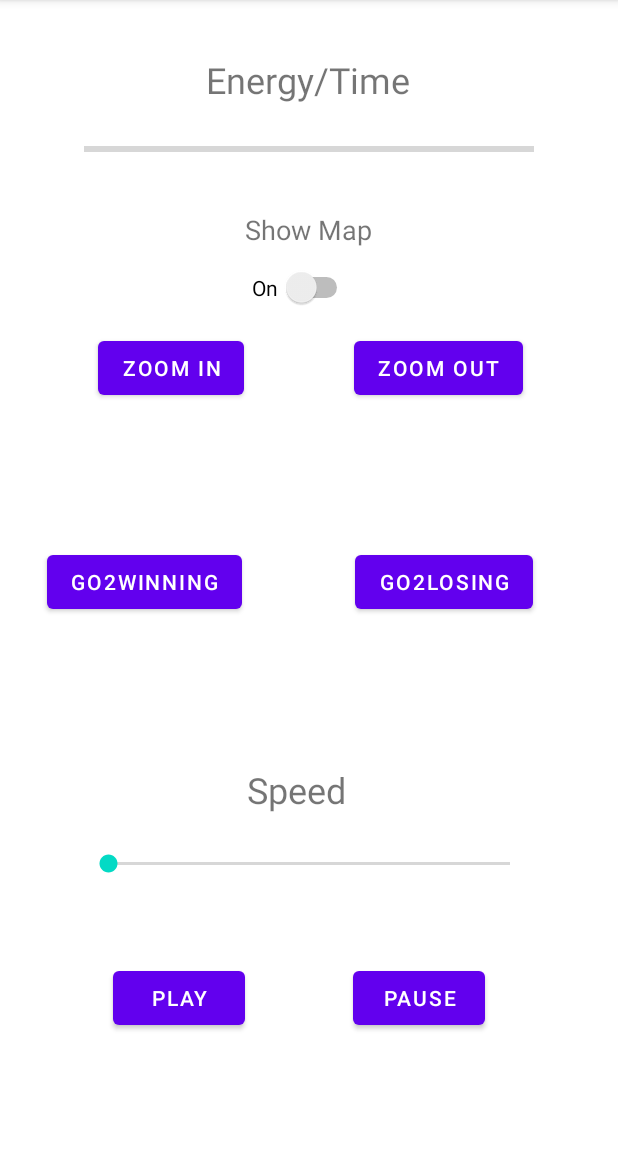
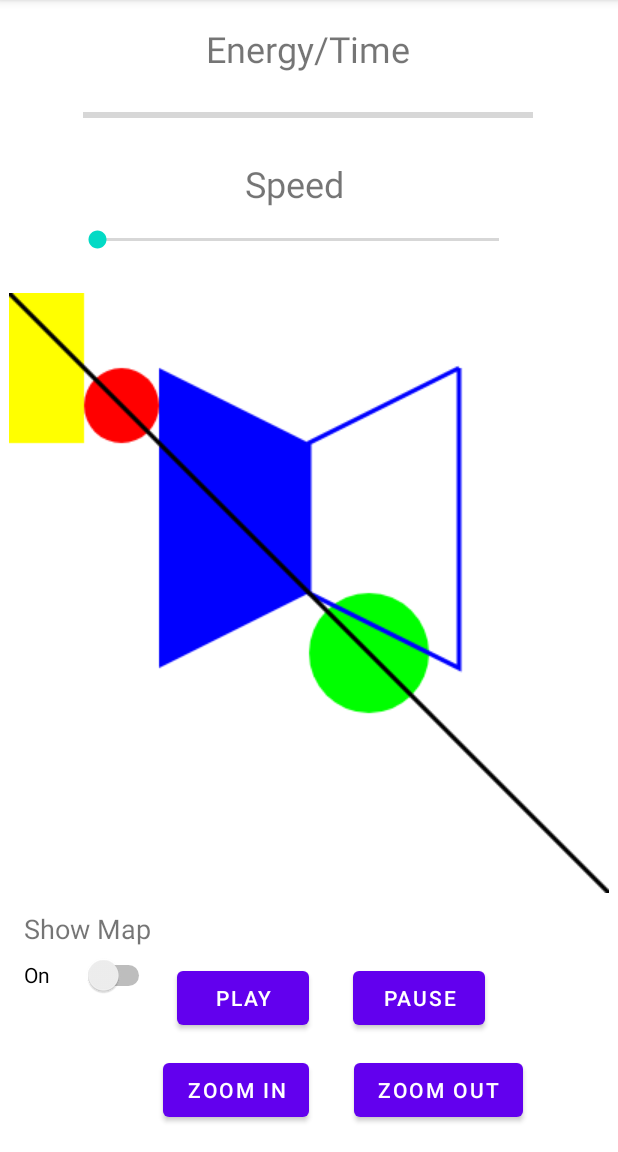
Before and after one commit to jmpark2001/AMazeByJustinPark, an Android app: the PlayAnimationActivity screen opened directly, with no data from a screen before it, on a phone screen of 412 x 824 dp, the part 84-1236 px from its top. Run offline under Robolectric (Android 15) with nearby library versions, the phone set to English and light mode, and no system bars.

Commit message:
Use custom view for PlayAnimation

```diff
--- a/app/src/main/java/edu/wm/cs/cs301/JustinPark/gui/PlayAnimationActivity.java
+++ b/app/src/main/java/edu/wm/cs/cs301/JustinPark/gui/PlayAnimationActivity.java
@@ -42,23 +42,6 @@ public class PlayAnimationActivity extends AppCompatActivity {
                 }
             }
         });
-
-        win = (Button) findViewById(R.id.button);
-        win.setOnClickListener(new View.OnClickListener() {
-            @Override
-            public void onClick(View v) {
-                Log.v(TAG, "Go to win");
-                openWinningActivity();
-            }
-        });
-        lose = (Button) findViewById(R.id.button4);
-        lose.setOnClickListener(new View.OnClickListener() {
-            @Override
-            public void onClick(View v) {
-                Log.v(TAG, "Go to win");
-                openLosingActivity();
-            }
-        });
     }
 
     public void openWinningActivity() {
--- a/app/src/main/res/layout/activity_play_animation.xml
+++ b/app/src/main/res/layout/activity_play_animation.xml
@@ -14,10 +14,10 @@
         android:max="5"
         app:layout_constraintBottom_toBottomOf="parent"
         app:layout_constraintEnd_toEndOf="parent"
-        app:layout_constraintHorizontal_bias="0.498"
+        app:layout_constraintHorizontal_bias="0.495"
         app:layout_constraintStart_toStartOf="parent"
         app:layout_constraintTop_toTopOf="parent"
-        app:layout_constraintVertical_bias="0.109" />
+        app:layout_constraintVertical_bias="0.078" />
 
     <TextView
         android:id="@+id/energyTime"
@@ -30,43 +30,19 @@
         app:layout_constraintHorizontal_bias="0.498"
         app:layout_constraintStart_toStartOf="parent"
         app:layout_constraintTop_toTopOf="parent"
-        app:layout_constraintVertical_bias="0.05" />
-
-    <Button
-        android:id="@+id/button"
-        android:layout_width="wrap_content"
-        android:layout_height="wrap_content"
-        android:text="@string/go2winning"
-        app:layout_constraintBottom_toBottomOf="parent"
-        app:layout_constraintEnd_toEndOf="parent"
-        app:layout_constraintHorizontal_bias="0.111"
-        app:layout_constraintStart_toStartOf="parent"
-        app:layout_constraintTop_toTopOf="parent"
-        app:layout_constraintVertical_bias="0.506" />
-
-    <Button
-        android:id="@+id/button4"
-        android:layout_width="wrap_content"
-        android:layout_height="wrap_content"
-        android:text="@string/go2losing"
-        app:layout_constraintBottom_toBottomOf="parent"
-        app:layout_constraintEnd_toEndOf="parent"
-        app:layout_constraintHorizontal_bias="0.807"
-        app:layout_constraintStart_toStartOf="parent"
-        app:layout_constraintTop_toTopOf="parent"
-        app:layout_constraintVertical_bias="0.506" />
+        app:layout_constraintVertical_bias="0.022" />
 
     <Switch
         android:id="@+id/switch2"
-        android:layout_width="67dp"
-        android:layout_height="20dp"
+        android:layout_width="87dp"
+        android:layout_height="48dp"
         android:text="@string/on"
         app:layout_constraintBottom_toBottomOf="parent"
         app:layout_constraintEnd_toEndOf="parent"
-        app:layout_constraintHorizontal_bias="0.488"
+        app:layout_constraintHorizontal_bias="0.049"
         app:layout_constraintStart_toStartOf="parent"
         app:layout_constraintTop_toTopOf="parent"
-        app:layout_constraintVertical_bias="0.24"
+        app:layout_constraintVertical_bias="0.869"
         tools:ignore="UseSwitchCompatOrMaterialXml" />
 
     <TextView
@@ -77,10 +53,10 @@
         android:textSize="18sp"
         app:layout_constraintBottom_toBottomOf="parent"
         app:layout_constraintEnd_toEndOf="parent"
-        app:layout_constraintHorizontal_bias="0.498"
+        app:layout_constraintHorizontal_bias="0.048"
         app:layout_constraintStart_toStartOf="parent"
         app:layout_constraintTop_toTopOf="parent"
-        app:layout_constraintVertical_bias="0.189" />
+        app:layout_constraintVertical_bias="0.816" />
 
     <Button
         android:id="@+id/button5"
@@ -89,10 +65,10 @@
         android:text="@string/zoomIn"
         app:layout_constraintBottom_toBottomOf="parent"
         app:layout_constraintEnd_toEndOf="parent"
-        app:layout_constraintHorizontal_bias="0.207"
+        app:layout_constraintHorizontal_bias="0.345"
         app:layout_constraintStart_toStartOf="parent"
         app:layout_constraintTop_toTopOf="parent"
-        app:layout_constraintVertical_bias="0.307" />
+        app:layout_constraintVertical_bias="0.976" />
 
     <Button
         android:id="@+id/button6"
@@ -104,7 +80,7 @@
         app:layout_constraintHorizontal_bias="0.788"
         app:layout_constraintStart_toStartOf="parent"
         app:layout_constraintTop_toTopOf="parent"
-        app:layout_constraintVertical_bias="0.307" />
+        app:layout_constraintVertical_bias="0.976" />
 
     <SeekBar
         android:id="@+id/seekBar"
@@ -112,9 +88,10 @@
         android:layout_height="30dp"
         app:layout_constraintBottom_toBottomOf="parent"
         app:layout_constraintEnd_toEndOf="parent"
+        app:layout_constraintHorizontal_bias="0.432"
         app:layout_constraintStart_toStartOf="parent"
         app:layout_constraintTop_toTopOf="parent"
-        app:layout_constraintVertical_bias="0.76" />
+        app:layout_constraintVertical_bias="0.196" />
 
     <TextView
         android:id="@+id/textView6"
@@ -124,10 +101,10 @@
         android:textSize="24sp"
         app:layout_constraintBottom_toBottomOf="parent"
         app:layout_constraintEnd_toEndOf="parent"
-        app:layout_constraintHorizontal_bias="0.498"
+        app:layout_constraintHorizontal_bias="0.495"
         app:layout_constraintStart_toStartOf="parent"
         app:layout_constraintTop_toTopOf="parent"
-        app:layout_constraintVertical_bias="0.698" />
+        app:layout_constraintVertical_bias="0.145" />
 
     <Button
         android:id="@+id/button7"
@@ -136,7 +113,7 @@
         android:text="@string/play"
         app:layout_constraintBottom_toBottomOf="parent"
         app:layout_constraintEnd_toEndOf="parent"
-        app:layout_constraintHorizontal_bias="0.232"
+        app:layout_constraintHorizontal_bias="0.365"
         app:layout_constraintStart_toStartOf="parent"
         app:layout_constraintTop_toTopOf="parent"
         app:layout_constraintVertical_bias="0.891" />
@@ -152,4 +129,15 @@
         app:layout_constraintStart_toStartOf="parent"
         app:layout_constraintTop_toTopOf="parent"
         app:layout_constraintVertical_bias="0.891" />
+
+    <edu.wm.cs.cs301.JustinPark.gui.MazePanel
+        android:id="@+id/mazePanel"
+        android:layout_width="400dp"
+        android:layout_height="400dp"
+        app:layout_constraintBottom_toBottomOf="parent"
+        app:layout_constraintEnd_toEndOf="parent"
+        app:layout_constraintHorizontal_bias="0.498"
+        app:layout_constraintStart_toStartOf="parent"
+        app:layout_constraintTop_toTopOf="parent"
+        app:layout_constraintVertical_bias="0.53" />
 </androidx.constraintlayout.widget.ConstraintLayout>
```
